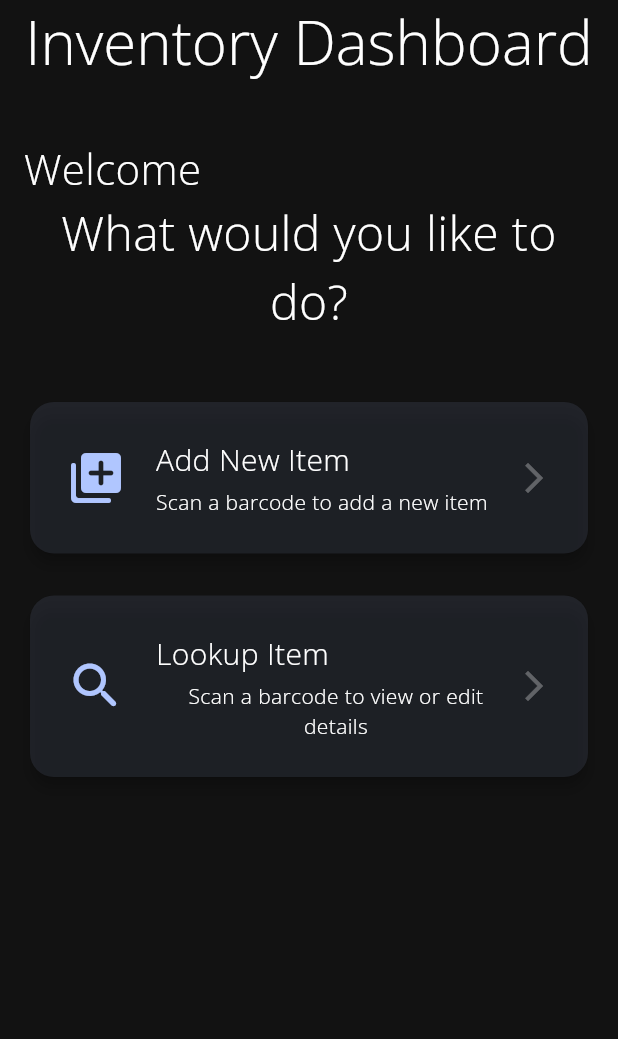
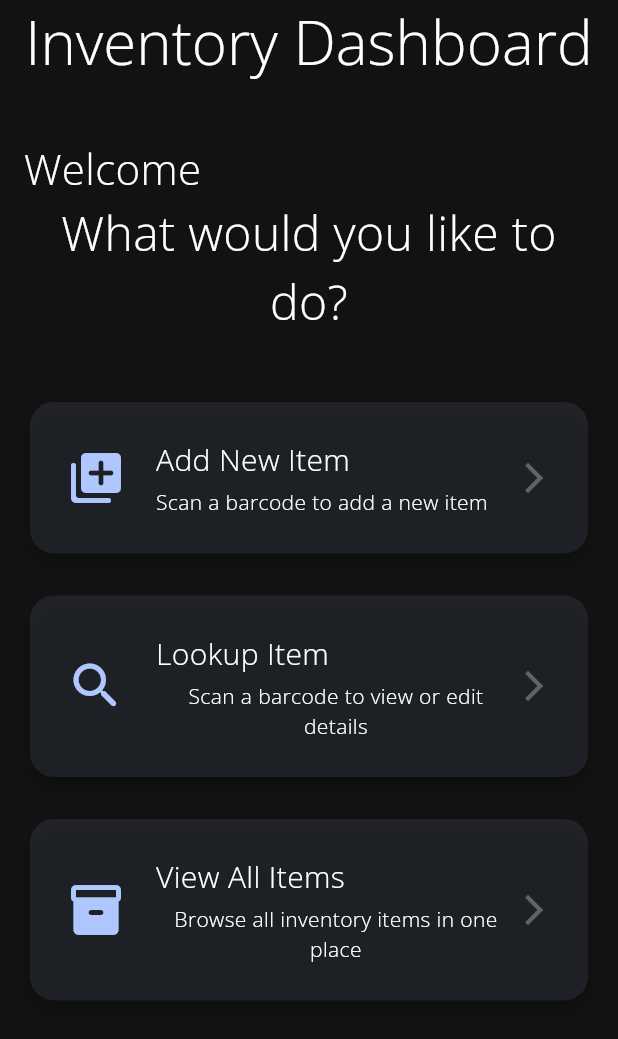
Before and after one commit to dvasquez08/flutter_inventory_scanner, a Flutter app: the screen it shows after launch, on a phone screen of 412 x 824 dp. Shown: the top 1039 px of the screen. Run offline on Flutter 3.47's test engine with Material 3 defaults, Android fonts, the phone set to English and light mode, and no system bars; our stand-ins replace cloud_firestore, firebase_core, firebase_storage, google_fonts, image_picker; missing offline and left inert: mobile_scanner; accounts and stored records are empty.

Commit message:
Added a button to navigate to the All Items page

```diff
--- a/lib/pages/home.dart
+++ b/lib/pages/home.dart
@@ -1,6 +1,7 @@
 import 'package:flutter/material.dart';
 import 'package:inventory_scanner/components.dart';
 import 'package:inventory_scanner/pages/add_item_screen.dart';
+import 'package:inventory_scanner/pages/allItemsScreen.dart';
 import 'package:inventory_scanner/pages/item_lookup_screen.dart';
 
 // ----- Main entry point for this page -----
@@ -119,6 +120,22 @@ class _HomeState extends State<Home> {
                   );
                 },
               ),
+              SizedBox(height: 20),
+
+              // ----- Action Card for viewing all items -----
+              ActionCard(
+                title: 'View All Items',
+                subTitle: 'Browse all inventory items in one place',
+                icon: Icons.inventory_2_rounded,
+                onTap: () {
+                  Navigator.push(
+                    context,
+                    MaterialPageRoute(
+                      builder: (context) => const AllItemsScreen(),
+                    ),
+                  );
+                },
+              ),
             ],
           ),
         ),
```
